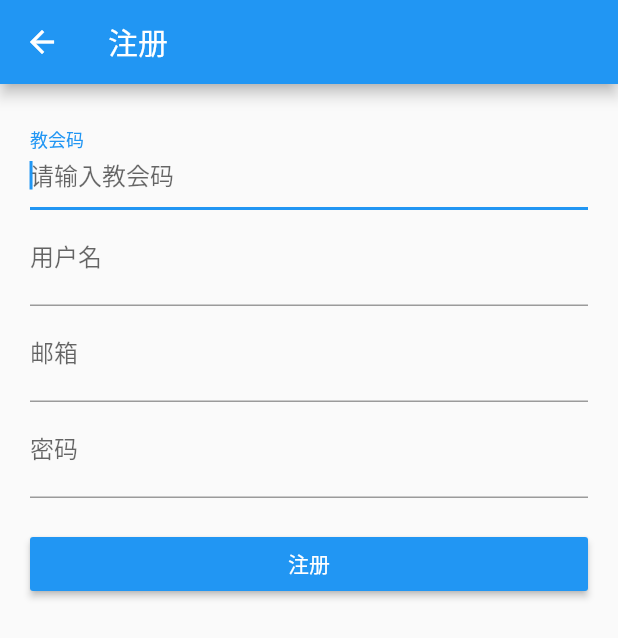
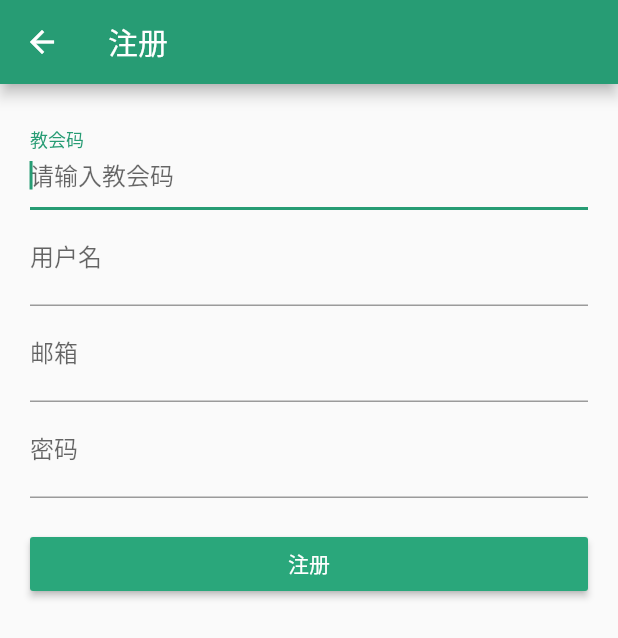
Before and after one commit to Grace1China/cic-app, a Flutter app: the screen it shows after launch, item 2 of the bottom bar chosen, after a tap on "还没有账户？去注册", on a phone screen of 412 x 824 dp. Shown: the top 638 px of the screen. Run offline on Flutter 3.47's test engine with Material 2 defaults, Android fonts, the phone set to English and light mode, and no system bars; drawn by our look-alikes of oktoast; our stand-ins replace audioplayers, chewie, flutter_html, flutter_widget_from_html, fluttertoast, modal_progress_hud and 4 more; missing offline and left inert: dart:ffi, flutter_pdfview; network calls fail.

Commit message:
样式调整

```diff
--- a/lib/main.dart
+++ b/lib/main.dart
@@ -10,7 +10,8 @@ import 'package:shared_preferences/shared_preferences.dart';
 import 'views/home/HomeWidget.dart';
 import 'utils/SharedPreferencesUtils.dart';
 import 'package:oktoast/oktoast.dart';
-
+import 'package:flutter/foundation.dart';
+import 'utils/CPTheme.dart';
 
 void main() => runApp(MyApp());
 
@@ -23,10 +24,10 @@ class MyApp extends StatelessWidget {
     return OKToast(
       child:  MaterialApp(
         title: 'Flutter Demo',
-        theme: ThemeData(
-
-          primarySwatch: Colors.blue,
-        ),
+        themeMode: ThemeMode.light,
+        theme: defaultTargetPlatform == TargetPlatform.iOS         //new
+            ? kIOSTheme                                              //new
+            : kAndroidTheme,
         home: MyHomePage(key:myTabbedPageKey,title: 'Flutter Demo Home Page'),
       ),
     );
@@ -103,7 +104,7 @@ class _MyHomePageState extends State<MyHomePage> {
           ),
         ],
         currentIndex: _selectedIndex,
-        selectedItemColor: Colors.amber[800],
+        selectedItemColor: Theme.of(context).accentColor,
         onTap: _onItemTapped,
       ),
     );
--- /dev/null
+++ b/lib/utils/CPTheme.dart
@@ -0,0 +1,106 @@
+import 'package:flutter/cupertino.dart';
+import 'package:flutter/material.dart';
+import 'HexColor.dart';
+
+//NAME       SIZE   WEIGHT   SPACING  2018 NAME
+//display4   112.0  thin     0.0      headline1
+//display3   56.0   normal   0.0      headline2
+//display2   45.0   normal   0.0      headline3
+//display1   34.0   normal   0.0      headline4
+//headline   24.0   normal   0.0      headline5
+//title      20.0   medium   0.0      headline6
+//subhead    16.0   normal   0.0      subtitle1
+//body2      14.0   medium   0.0      body1
+//body1      14.0   normal   0.0      body2
+//caption    12.0   normal   0.0      caption
+//button     14.0   medium   0.0      button
+//subtitle   14.0   medium   0.0      subtitle2
+//overline   10.0   normal   0.0      overline
+
+final ThemeData kFlutterDefaultTheme = ThemeData(
+  // Define the default brightness and colors.
+  brightness: Brightness.dark,
+  primaryColor: Colors.lightBlue[800],
+  accentColor: Colors.cyan[600],
+
+  // Define the default font family.
+  fontFamily: 'Montserrat',
+
+  // Define the default TextTheme. Use this to specify the default
+  // text styling for headlines, titles, bodies of text, and more.
+  textTheme: TextTheme(
+    headline: TextStyle(fontSize: 72.0, fontWeight: FontWeight.bold),
+    title: TextStyle(fontSize: 36.0, fontStyle: FontStyle.italic),
+    body1: TextStyle(fontSize: 14.0, fontFamily: 'Hind'),
+  ),
+);
+
+final kCPColorGreen1 = HexColor("2AA77B"); //浅
+final kCPColorGreen2 = HexColor("279C74"); //中 39,156,116
+final kCPColorGreen3 = HexColor("24926D"); //深
+//浅橘色 Colors.amber[800]
+
+Map<int, Color> kCPMaterialColorGreen2 =
+{
+  50:Color.fromRGBO(39,156,116, .1),
+  100:Color.fromRGBO(39,156,116, .2),
+  200:Color.fromRGBO(39,156,116, .3),
+  300:Color.fromRGBO(39,156,116, .4),
+  400:Color.fromRGBO(39,156,116, .5),
+  500:Color.fromRGBO(39,156,116, .6),
+  600:Color.fromRGBO(39,156,116, .7),
+  700:Color.fromRGBO(39,156,116, .8),
+  800:Color.fromRGBO(39,156,116, .9),
+  900:Color.fromRGBO(39,156,116, 1),
+};
+
+final ThemeData kIOSTheme = ThemeData(
+
+  primaryColor: Colors.grey[100],
+  primaryColorBrightness: Brightness.light,
+
+  accentColor: kCPColorGreen2,
+
+  fontFamily: 'Montserrat',
+
+//  textTheme: TextTheme(
+//    headline: TextStyle(fontSize: 36.0, fontWeight: FontWeight.bold),
+//    title: TextStyle(fontSize: 24.0, fontStyle: FontStyle.italic),
+//    body1: TextStyle(fontSize: 12.0, fontFamily: 'Hind'),
+//  ),
+
+  buttonColor: kCPColorGreen1,
+  primarySwatch: Colors.blue,
+  brightness: Brightness.light,
+);
+
+final ThemeData kAndroidTheme = ThemeData(
+//  brightness: Brightness.light,
+//  primaryColor: Colors.grey[100],
+  accentColor: kCPColorGreen2, //  2AA77B浅绿，279C74中绿，24926D深绿，浅橘色 Colors.amber[800]
+//
+//  fontFamily: 'Montserrat',
+//
+////  textTheme: TextTheme(
+////    headline: TextStyle(fontSize: 36.0, fontWeight: FontWeight.bold),
+////    title: TextStyle(fontSize: 24.0, fontStyle: FontStyle.italic),
+////    body1: TextStyle(fontSize: 12.0, fontFamily: 'Hind'),
+////  ),
+//
+  buttonColor: kCPColorGreen1,
+  //其他
+  primarySwatch: MaterialColor(0xFF279C74, kCPMaterialColorGreen2), //0xFF880E4F紫红
+//  primaryColorBrightness: Brightness.light,
+);
+
+//demo
+//final ThemeData kIOSTheme = new ThemeData(
+//  primarySwatch: Colors.orange,
+//  primaryColor: Colors.grey[100],
+//  primaryColorBrightness: Brightness.light,
+//);
+//
+//final ThemeData kDefaultTheme = new ThemeData(
+//  primarySwatch: Colors.purple,
+//  accentColor: Colors.orangeAccent[400],
+//);
--- /dev/null
+++ b/lib/utils/HexColor.dart
@@ -0,0 +1,16 @@
+import 'package:flutter/material.dart' show Color;
+
+class HexColor extends Color {
+
+  static int _getColorFromHex(String hexColor) {
+    hexColor = hexColor.replaceAll("#", "");
+    if (hexColor.length == 6) {
+      hexColor = "FF" + hexColor;
+    }
+    if (hexColor.length == 8) {
+      return int.parse("0x$hexColor");
+    }
+  }
+
+  HexColor(final String hexColor) : super(_getColorFromHex(hexColor));
+}
--- a/lib/views/account/AccountWidget.dart
+++ b/lib/views/account/AccountWidget.dart
@@ -26,6 +26,8 @@ class _AccountWidgetState extends State<AccountWidget> {
     return Scaffold(
       appBar: AppBar(
         title: Text('个人中心'),
+        elevation:
+        (Theme.of(context).platform == TargetPlatform.iOS ? 0.0 : 4.0),
       ),
       body: ListView(
         padding: const EdgeInsets.all(8),
@@ -112,7 +114,7 @@ class _AccountWidgetState extends State<AccountWidget> {
             children: <Widget>[
 
               FlatButton(child: Text("登出"),
-                color: Colors.blue, onPressed: (){
+                color: Theme.of(context).buttonColor, onPressed: (){
                   SharedPreferencesUtils.logout();
                   MyApp.myTabbedPageKey.currentState.changeIndex(4);
                   Navigator.of(context).pop();
--- a/lib/views/account/LoginWidget.dart
+++ b/lib/views/account/LoginWidget.dart
@@ -20,6 +20,8 @@ class LoginWidget extends StatelessWidget {
     return Scaffold(
         appBar: AppBar(
           title: Text(appTitle),
+          elevation:
+          (Theme.of(context).platform == TargetPlatform.iOS ? 0.0 : 4.0),
         ),
         body: MyCustomForm()
     );
@@ -275,7 +277,7 @@ class MyCustomFormState extends State<MyCustomForm> {
                 child: Text('登录',
                     style: new TextStyle(
                         color: Colors.white)),
-                color: Colors.blue
+                color: Theme.of(context).buttonColor
             ),
             margin: new EdgeInsets.only(
                 top: 20.0
@@ -294,7 +296,7 @@ class MyCustomFormState extends State<MyCustomForm> {
                 },
                 child: Text('还没有账户？去注册',
                     style: new TextStyle(
-                        color: Colors.blue)),
+                        color: Theme.of(context).buttonColor)),
 //                color: Colors.white
             ),
 //            margin: new EdgeInsets.only(
--- a/lib/views/account/RegisterWidget.dart
+++ b/lib/views/account/RegisterWidget.dart
@@ -19,6 +19,8 @@ class RegisterWidget extends StatelessWidget {
     return Scaffold(
         appBar: AppBar(
           title: Text(appTitle),
+          elevation:
+          (Theme.of(context).platform == TargetPlatform.iOS ? 0.0 : 4.0),
         ),
         body: MyCustomForm()
     );
@@ -238,7 +240,7 @@ class MyCustomFormState extends State<MyCustomForm> {
                 child: Text('注册',
                     style: new TextStyle(
                         color: Colors.white)),
-                color: Colors.blue
+                color: Theme.of(context).buttonColor
             ),
             margin: new EdgeInsets.only(
                 top: 20.0
--- a/lib/views/course/CourseWidget.dart
+++ b/lib/views/course/CourseWidget.dart
@@ -81,6 +81,8 @@ class _CourseWidgetState extends State<CourseWidget> {
     return Scaffold(
       appBar: AppBar(
         title: Text('课程'),
+elevation:
+(Theme.of(context).platform == TargetPlatform.iOS ? 0.0 : 4.0),
 //        actions: <Widget>[
 //          IconButton(icon: Icon(Icons.account_circle),
 //              onPressed: (){
--- a/lib/views/course/details/CourseDetailsWidget.dart
+++ b/lib/views/course/details/CourseDetailsWidget.dart
@@ -32,6 +32,8 @@ class _CourseDetailsWidgetState extends State<CourseDetailsWidget> {
     return  Scaffold(
       appBar: AppBar(
         title: Text(widget.course.name),
+        elevation:
+        (Theme.of(context).platform == TargetPlatform.iOS ? 0.0 : 4.0),
       ),
       // Use a FutureBuilder to display a loading spinner while waiting for the
       // VideoPlayerController to finish initializing.
--- a/lib/views/donate/DonateWidget.dart
+++ b/lib/views/donate/DonateWidget.dart
@@ -8,6 +8,8 @@ class DonateWidget extends StatelessWidget {
     return Scaffold(
       appBar: AppBar(
         title: Text('奉献'),
+        elevation:
+        (Theme.of(context).platform == TargetPlatform.iOS ? 0.0 : 4.0),
         actions: <Widget>[
           IconButton(icon: Icon(Icons.account_circle),
               onPressed: (){
--- a/lib/views/home/HomeWidget.dart
+++ b/lib/views/home/HomeWidget.dart
@@ -40,6 +40,8 @@ class _HomeWidgetState extends State<HomeWidget> {
     return Scaffold(
       appBar: AppBar(
         title: Text('教会'),
+        elevation:
+        (Theme.of(context).platform == TargetPlatform.iOS ? 0.0 : 4.0),
         actions: <Widget>[
           IconButton(
               icon: Icon(Icons.account_circle),
--- a/lib/views/spiritual/SpiritualDetailsWidget.dart
+++ b/lib/views/spiritual/SpiritualDetailsWidget.dart
@@ -26,6 +26,8 @@ class _SpiritualDetailsWidgetState extends State<SpiritualDetailsWidget> {
     return Scaffold(
       appBar: AppBar(
         title: Text('灵修'),
+        elevation:
+        (Theme.of(context).platform == TargetPlatform.iOS ? 0.0 : 4.0),
       ),
       body: ListView(
         children: <Widget>[
--- a/lib/views/spiritual/SpiritualMainWidget.dart
+++ b/lib/views/spiritual/SpiritualMainWidget.dart
@@ -26,7 +26,9 @@ class _SpiritualMainWidgetState extends State<SpiritualMainWidget> {
 
     return Scaffold(
       appBar: AppBar(
-        title: Text('L3打卡'),
+        title: Text('L3'),
+        elevation:
+        (Theme.of(context).platform == TargetPlatform.iOS ? 0.0 : 4.0),
         actions: <Widget>[
           IconButton(icon: Icon(Icons.account_circle),
               onPressed: (){
@@ -53,7 +55,7 @@ class _SpiritualMainWidgetState extends State<SpiritualMainWidget> {
             child: Text('去灵修',
                 style: new TextStyle(
                     color: Colors.white)),
-            color: Colors.blue
+            color: Theme.of(context).accentColor
         ),
 
       ),
--- a/lib/views/sunday/SundayWidget.dart
+++ b/lib/views/sunday/SundayWidget.dart
@@ -73,6 +73,8 @@ class _SundayWidgetState extends State<SundayWidget> {
     return Scaffold(
       appBar: AppBar(
         title: Text('讲道'),
+        elevation:
+        (Theme.of(context).platform == TargetPlatform.iOS ? 0.0 : 4.0),
         actions: <Widget>[
           IconButton(icon: Icon(Icons.account_circle),
               onPressed: (){
--- a/lib/views/sunday/details/SermonDetailsWidget.dart
+++ b/lib/views/sunday/details/SermonDetailsWidget.dart
@@ -33,7 +33,9 @@ class _SermonDetailsWidgetState extends State<SermonDetailsWidget> {
   Widget build(BuildContext context) {
     return  Scaffold(
       appBar: AppBar(
-        title: Text("主日信息"),
+        title: Text("主日"),
+        elevation:
+        (Theme.of(context).platform == TargetPlatform.iOS ? 0.0 : 4.0),
       ),
       // Use a FutureBuilder to display a loading spinner while waiting for the
       // VideoPlayerController to finish initializing.
--- a/lib/views/sunday/details/SundayDetailsWidget.dart
+++ b/lib/views/sunday/details/SundayDetailsWidget.dart
@@ -35,6 +35,8 @@ class _SundayDetailsWidgetState extends State<SundayDetailsWidget> {
     return  Scaffold(
       appBar: AppBar(
         title: Text("主日"),
+        elevation:
+        (Theme.of(context).platform == TargetPlatform.iOS ? 0.0 : 4.0),
       ),
       // Use a FutureBuilder to display a loading spinner while waiting for the
       // VideoPlayerController to finish initializing.
```
Also changed, not shown: 1 other file.
